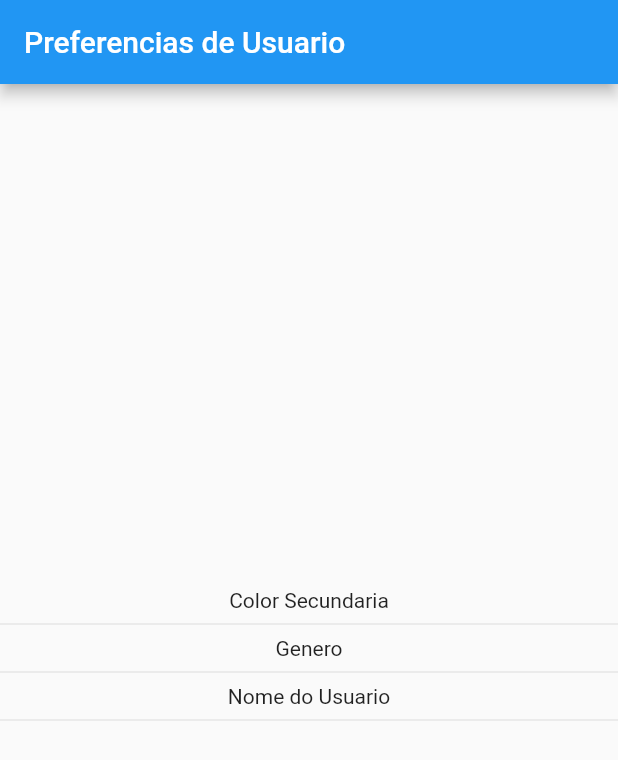
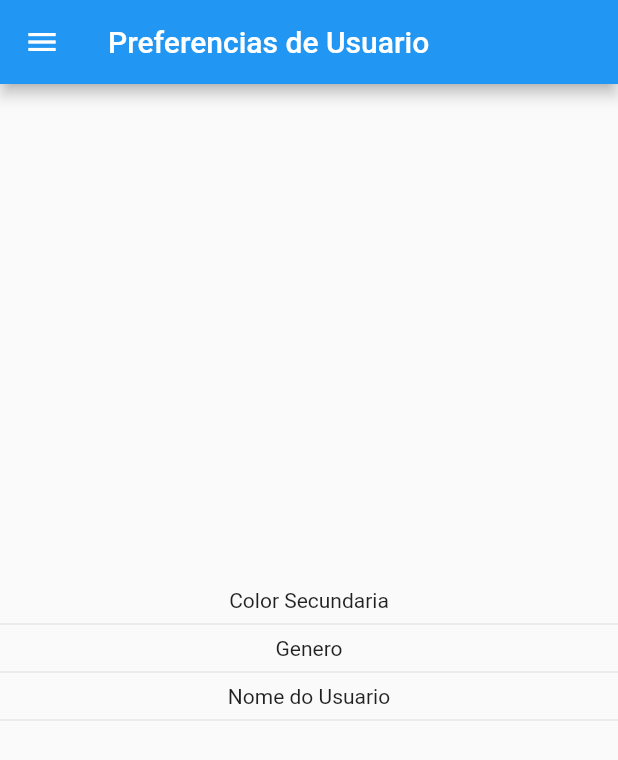
Before and after one commit to adilsontchameia/shared_prefs, a Flutter app: the screen it shows after launch, on a phone screen of 412 x 824 dp. Shown: the top 760 px of the screen. Run offline on Flutter 3.47's test engine with Material 2 defaults, Android fonts, the phone set to English and light mode, and no system bars.

Commit message:
criacao do drawer com imagem

```diff
--- a/lib/src/pages/home_page.dart
+++ b/lib/src/pages/home_page.dart
@@ -1,4 +1,5 @@
 import 'package:flutter/material.dart';
+import 'package:shared_prefs/src/pages/settings_page.dart';
 
 class HomePage extends StatelessWidget {
   static final String routeName = 'home';
@@ -9,6 +10,7 @@ class HomePage extends StatelessWidget {
       appBar: AppBar(
         title: const Text('Preferencias de Usuario'),
       ),
+      drawer: _criarMenu(context),
       body: Column(
         mainAxisAlignment: MainAxisAlignment.center,
         children: const [
@@ -22,4 +24,40 @@ class HomePage extends StatelessWidget {
       ),
     );
   }
+
+  Drawer _criarMenu(BuildContext context) {
+    return Drawer(
+      child: ListView(
+        padding: EdgeInsets.zero,
+        children: [
+          DrawerHeader(
+            child: Container(),
+            decoration: BoxDecoration(
+              image: DecorationImage(
+                  image: AssetImage('assets/menu-img.jpg'), fit: BoxFit.cover),
+            ),
+          ),
+          ListTile(
+            leading: Icon(Icons.pages, color: Colors.blue),
+            title: Text('Nome'),
+            onTap: () =>
+                Navigator.pushReplacementNamed(context, HomePage.routeName),
+          ),
+          ListTile(
+            leading: Icon(Icons.people, color: Colors.blue),
+            title: Text('People'),
+            onTap: () {},
+          ),
+          ListTile(
+              leading: Icon(Icons.settings, color: Colors.blue),
+              title: Text('Settings'),
+              //onTap: () => Navigator.pushNamed(context, SettingsPage.routeName),
+              onTap: () {
+                //Elimina a pagina anterior
+                Navigator.pushReplacementNamed(context, SettingsPage.routeName);
+              }),
+        ],
+      ),
+    );
+  }
 }
--- a/pubspec.yaml
+++ b/pubspec.yaml
@@ -58,8 +58,8 @@ flutter:
   uses-material-design: true
 
   # To add assets to your application, add an assets section, like this:
-  # assets:
-  #   - images/a_dot_burr.jpeg
+  assets:
+   - assets/
   #   - images/a_dot_ham.jpeg
 
   # An image asset can refer to one or more resolution-specific "variants", see
```
Also changed, not shown: assets/menu-img.jpg (added).
